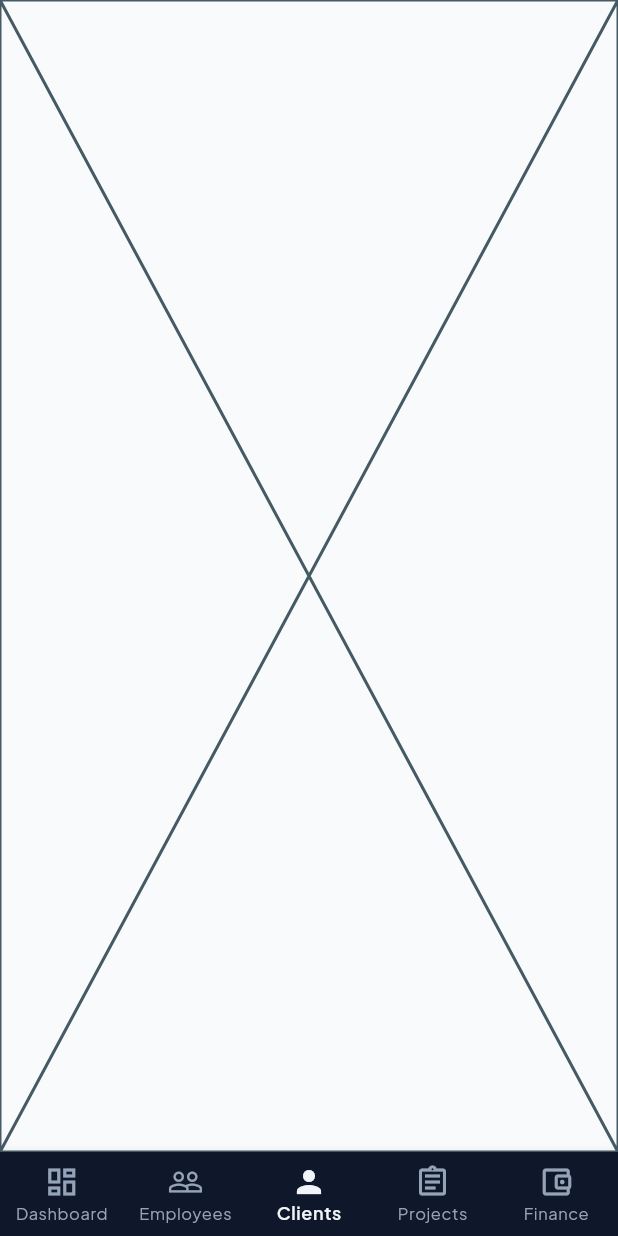
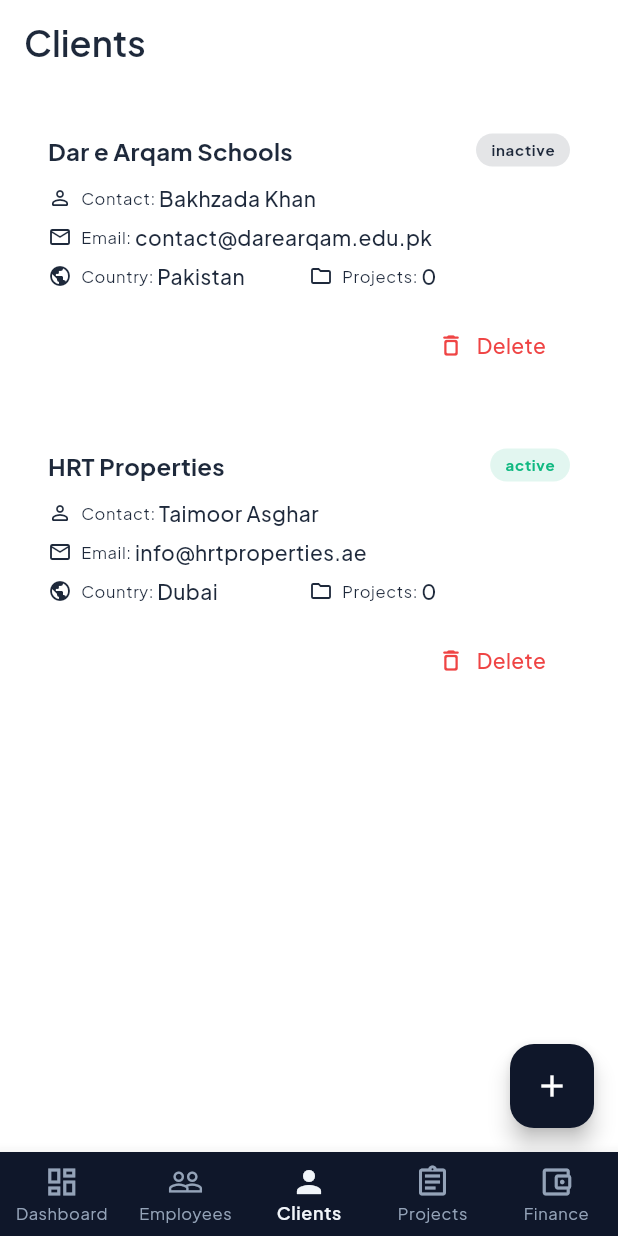
Before and after one commit to Afnan-Ali1305/ashtech-admin-panel, a Flutter app: the screen it shows after launch, item 3 of the bottom bar chosen, on a phone screen of 412 x 824 dp. Run offline on Flutter 3.47's test engine with Material 3 defaults, Android fonts, the phone set to English and light mode, and no system bars; our stand-ins replace auto_route, flutter_local_notifications, flutter_riverpod, gap, google_fonts, pdf.

Commit message:
clients screen complete without donwlaod

```diff
--- /dev/null
+++ b/lib/features/clients/model/client_model.dart
@@ -0,0 +1,21 @@
+class ClientModel {
+  final String? id;
+  final String? companyName;
+  final String? contactPerson;
+  final String? email;
+  final String? country;
+  final int? projectCount;
+  final String? status;
+
+  const ClientModel({
+    this.id,
+    this.companyName,
+    this.contactPerson,
+    this.email,
+    this.country,
+    this.projectCount,
+    this.status,
+  });
+
+  bool get isActive => status?.toLowerCase() == 'active';
+}
--- /dev/null
+++ b/lib/features/clients/provider/clients_provider.dart
@@ -0,0 +1,39 @@
+import 'package:ashtech_app/features/clients/model/client_model.dart';
+import 'package:flutter_riverpod/legacy.dart';
+
+class ClientsNotifier extends StateNotifier<List<ClientModel>> {
+  ClientsNotifier() : super(_initialClients);
+
+  static const List<ClientModel> _initialClients = [
+    ClientModel(
+      id: '1',
+      companyName: 'Dar e Arqam Schools',
+      contactPerson: 'Bakhzada Khan',
+      email: 'contact@darearqam.edu.pk',
+      country: 'Pakistan',
+      projectCount: 0,
+      status: 'inactive',
+    ),
+    ClientModel(
+      id: '2',
+      companyName: 'HRT Properties',
+      contactPerson: 'Taimoor Asghar',
+      email: 'info@hrtproperties.ae',
+      country: 'Dubai',
+      projectCount: 0,
+      status: 'active',
+    ),
+  ];
+
+  void addClient(ClientModel newClient) {
+    state = [...state, newClient];
+  }
+
+  void deleteClient(String id) {
+    state = state.where((client) => client.id != id).toList();
+  }
+}
+
+final clientsProvider = StateNotifierProvider<ClientsNotifier, List<ClientModel>>((ref) {
+  return ClientsNotifier();
+});
--- a/lib/features/clients/screen/client_screen.dart
+++ b/lib/features/clients/screen/client_screen.dart
@@ -1,11 +1,141 @@
+import 'package:ashtech_app/core/extension/extension_constant.dart';
+import 'package:ashtech_app/features/clients/model/client_model.dart';
+import 'package:ashtech_app/features/clients/provider/clients_provider.dart';
+import 'package:ashtech_app/features/clients/widgets/client_card.dart';
+import 'package:ashtech_app/features/clients/widgets/client_detail_sheet.dart';
 import 'package:auto_route/annotations.dart';
 import 'package:flutter/material.dart';
+import 'package:flutter_riverpod/flutter_riverpod.dart';
+import 'package:gap/gap.dart';
+
 @RoutePage()
-class ClientScreen extends StatelessWidget {
+class ClientScreen extends ConsumerWidget {
   const ClientScreen({super.key});
 
+  void _showAddClientDialog(BuildContext context, WidgetRef ref) {
+    final companyController = TextEditingController();
+    final contactController = TextEditingController();
+    final emailController = TextEditingController();
+    final countryController = TextEditingController();
+
+    showDialog(
+      context: context,
+      builder: (dialogContext) => AlertDialog(
+        title: Text(
+          'Add New Client',
+          style: dialogContext.textTheme.titleLarge,
+        ),
+        content: SingleChildScrollView(
+          child: Column(
+            mainAxisSize: MainAxisSize.min,
+            children: [
+              TextField(
+                controller: companyController,
+                decoration: const InputDecoration(labelText: 'Company Name'),
+              ),
+              const Gap(10),
+              TextField(
+                controller: contactController,
+                decoration: const InputDecoration(labelText: 'Contact Person'),
+              ),
+              const Gap(10),
+              TextField(
+                controller: emailController,
+                decoration: const InputDecoration(labelText: 'Email'),
+              ),
+              const Gap(10),
+              TextField(
+                controller: countryController,
+                decoration: const InputDecoration(labelText: 'Country'),
+              ),
+            ],
+          ),
+        ),
+        actions: [
+          TextButton(
+            onPressed: () => Navigator.pop(dialogContext),
+            child: const Text('Cancel'),
+          ),
+          ElevatedButton(
+            onPressed: () {
+              if (companyController.text.trim().isNotEmpty) {
+                final newClient = ClientModel(
+                  id: DateTime.now().millisecondsSinceEpoch.toString(),
+                  companyName: companyController.text.trim(),
+                  contactPerson: contactController.text.trim(),
+                  email: emailController.text.trim(),
+                  country: countryController.text.trim(),
+                  projectCount: 0,
+                  status: 'active',
+                );
+                ref.read(clientsProvider.notifier).addClient(newClient);
+                Navigator.pop(dialogContext);
+              }
+            },
+            child: const Text('Add'),
+          ),
+        ],
+      ),
+    );
+  }
+
+  void _showClientDetails(BuildContext context, ClientModel client) {
+    showModalBottomSheet(
+      context: context,
+      isScrollControlled: true,
+      backgroundColor: Colors.transparent,
+      builder: (_) => ClientDetailSheet(client: client),
+    );
+  }
+
   @override
-  Widget build(BuildContext context) {
-    return const Placeholder();
+  Widget build(BuildContext context, WidgetRef ref) {
+    final clients = ref.watch(clientsProvider);
+
+    return Scaffold(
+      backgroundColor: context.colorScheme.surface,
+      appBar: AppBar(
+        backgroundColor: context.colorScheme.surface,
+        elevation: 0,
+        title: Text(
+          'Clients',
+          style: context.textTheme.displayMedium?.copyWith(
+            color: context.colorScheme.onSurface,
+          ),
+        ),
+      ),
+      floatingActionButton: FloatingActionButton(
+        onPressed: () => _showAddClientDialog(context, ref),
+        backgroundColor: context.colorScheme.primary,
+        foregroundColor: context.colorScheme.onPrimary,
+        child: const Icon(Icons.add),
+      ),
+      body: clients.isEmpty
+          ? Center(
+              child: Text(
+                'No clients available.',
+                style: context.textTheme.bodyMedium?.copyWith(
+                  color: context.colorScheme.onSurfaceVariant,
+                ),
+              ),
+            )
+          : ListView.separated(
+              padding: const EdgeInsets.all(16.0),
+              itemCount: clients.length,
+              separatorBuilder: (_, __) => const Gap(12),
+              itemBuilder: (context, index) {
+                final client = clients[index];
+                return ClientCard(
+                  client: client,
+                  onTap: () => _showClientDetails(context, client),
+                  onDelete: () {
+                    if (client.id != null) {
+                      ref.read(clientsProvider.notifier).deleteClient(client.id!);
+                    }
+                  },
+                );
+              },
+            ),
+    );
   }
 }
--- /dev/null
+++ b/lib/features/clients/widgets/client_card.dart
@@ -0,0 +1,181 @@
+import 'package:ashtech_app/core/extension/extension_constant.dart';
+import 'package:ashtech_app/features/clients/model/client_model.dart';
+import 'package:flutter/material.dart';
+import 'package:gap/gap.dart';
+
+class ClientCard extends StatelessWidget {
+  final ClientModel client;
+  final VoidCallback onTap;
+  final VoidCallback onDelete;
+
+  const ClientCard({
+    super.key,
+    required this.client,
+    required this.onTap,
+    required this.onDelete,
+  });
+
+  @override
+  Widget build(BuildContext meContext) {
+    final company = client.companyName ?? 'Unknown Company';
+    final contact = client.contactPerson ?? 'No Contact';
+    final email = client.email ?? 'No Email';
+    final country = client.country ?? 'N/A';
+    final projects = client.projectCount ?? 0;
+    final isActive = client.isActive;
+
+    return Container(
+      decoration: BoxDecoration(
+        color: meContext.colorScheme.surfaceContainerHighest.withOpacity(0.4),
+        borderRadius: BorderRadius.circular(12),
+      ),
+      child: InkWell(
+        onTap: onTap,
+        borderRadius: BorderRadius.circular(12),
+        child: Padding(
+          padding: const EdgeInsets.all(16.0),
+          child: Column(
+            crossAxisAlignment: CrossAxisAlignment.start,
+            children: [
+              Row(
+                mainAxisAlignment: MainAxisAlignment.spaceBetween,
+                children: [
+                  Expanded(
+                    child: Text(
+                      company,
+                      style: meContext.textTheme.titleMedium?.copyWith(
+                        fontWeight: FontWeight.bold,
+                        color: meContext.colorScheme.onSurface,
+                      ),
+                      overflow: TextOverflow.ellipsis,
+                    ),
+                  ),
+                  _StatusChip(isActive: isActive),
+                ],
+              ),
+              const Gap(10),
+              _InfoRow(
+                icon: Icons.person_outline_rounded,
+                label: 'Contact',
+                value: contact,
+              ),
+              const Gap(6),
+              _InfoRow(
+                icon: Icons.email_outlined,
+                label: 'Email',
+                value: email,
+              ),
+              const Gap(6),
+              Row(
+                children: [
+                  Expanded(
+                    child: _InfoRow(
+                      icon: Icons.public_outlined,
+                      label: 'Country',
+                      value: country,
+                    ),
+                  ),
+                  Expanded(
+                    child: _InfoRow(
+                      icon: Icons.folder_outlined,
+                      label: 'Projects',
+                      value: '$projects',
+                    ),
+                  ),
+                ],
+              ),
+              const Gap(12),
+              Row(
+                mainAxisAlignment: MainAxisAlignment.end,
+                children: [
+                  TextButton.icon(
+                    onPressed: onDelete,
+                    icon: Icon(
+                      Icons.delete_outline_rounded,
+                      size: 18,
+                      color: meContext.colorScheme.error,
+                    ),
+                    label: Text(
+                      'Delete',
+                      style: meContext.textTheme.bodyMedium?.copyWith(
+                        color: meContext.colorScheme.error,
+                      ),
+                    ),
+                  ),
+                ],
+              ),
+            ],
+          ),
+        ),
+      ),
+    );
+  }
+}
+
+class _StatusChip extends StatelessWidget {
+  final bool isActive;
+
+  const _StatusChip({required this.isActive});
+
+  @override
+  Widget build(BuildContext context) {
+    final activeColor = const Color(0xFF10B981);
+    final inactiveColor = context.colorScheme.onSurfaceVariant;
+
+    return Container(
+      padding: const EdgeInsets.symmetric(horizontal: 10, vertical: 4),
+      decoration: BoxDecoration(
+        color: (isActive ? activeColor : inactiveColor).withOpacity(0.12),
+        borderRadius: BorderRadius.circular(20),
+      ),
+      child: Text(
+        isActive ? 'active' : 'inactive',
+        style: context.textTheme.labelSmall?.copyWith(
+          color: isActive ? activeColor : inactiveColor,
+          fontWeight: FontWeight.bold,
+        ),
+      ),
+    );
+  }
+}
+
+class _InfoRow extends StatelessWidget {
+  final IconData icon;
+  final String label;
+  final String value;
+
+  const _InfoRow({
+    required this.icon,
+    required this.label,
+    required this.value,
+  });
+
+  @override
+  Widget build(BuildContext context) {
+    return Row(
+      children: [
+        Icon(
+          icon,
+          size: 16,
+          color: context.colorScheme.onSurfaceVariant,
+        ),
+        const Gap(6),
+        Text(
+          '$label: ',
+          style: context.textTheme.bodySmall?.copyWith(
+            color: context.colorScheme.onSurfaceVariant,
+          ),
+        ),
+        Expanded(
+          child: Text(
+            value,
+            style: context.textTheme.bodyMedium?.copyWith(
+              color: context.colorScheme.onSurface,
+            ),
+            overflow: TextOverflow.ellipsis,
+          ),
+        ),
+      ],
+    );
+  }
+}
```
Also changed, not shown: lib/features/clients/widgets/client_detail_sheet.dart (added, +99 -0 lines).
